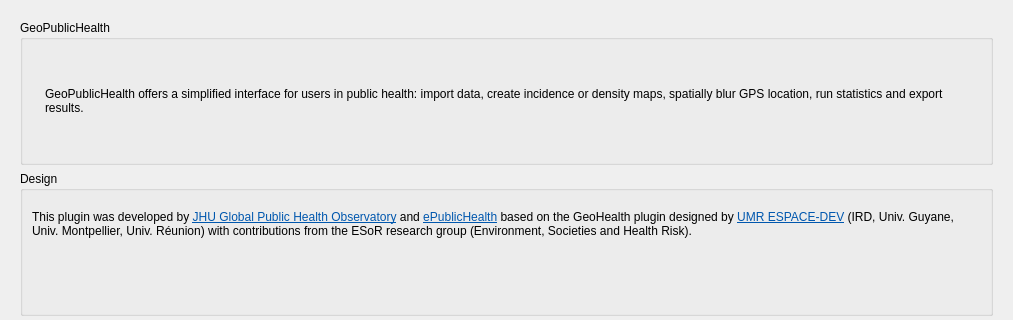
This is src/ui/default/about.ui in ePublicHealth/GeoPublicHealth as Qt 5 draws it before an edit; both pictures show x 0 to 1013 and y 0 to 320 of the 1013 by 789 pixel window. The edited form follows.
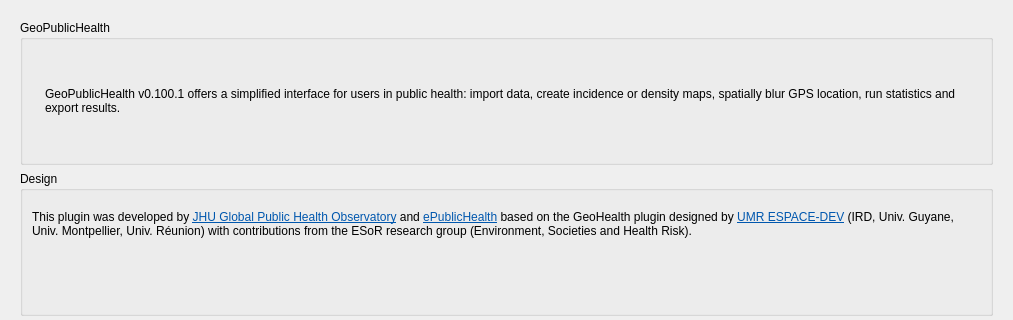
This is the edited form. Icons and pictures are not drawn.

```diff
--- a/src/ui/default/about.ui
+++ b/src/ui/default/about.ui
@@ -66,7 +66,7 @@
             <item>
              <widget class="QLabel" name="label_13">
               <property name="text">
-               <string>GeoPublicHealth offers a simplified interface for users in public health: import data, create incidence or density maps, spatially blur GPS location, run statistics and export results.</string>
+               <string>GeoPublicHealth v0.100.1 offers a simplified interface for users in public health: import data, create incidence or density maps, spatially blur GPS location, run statistics and export results.</string>
               </property>
               <property name="wordWrap">
                <bool>true</bool>
```
